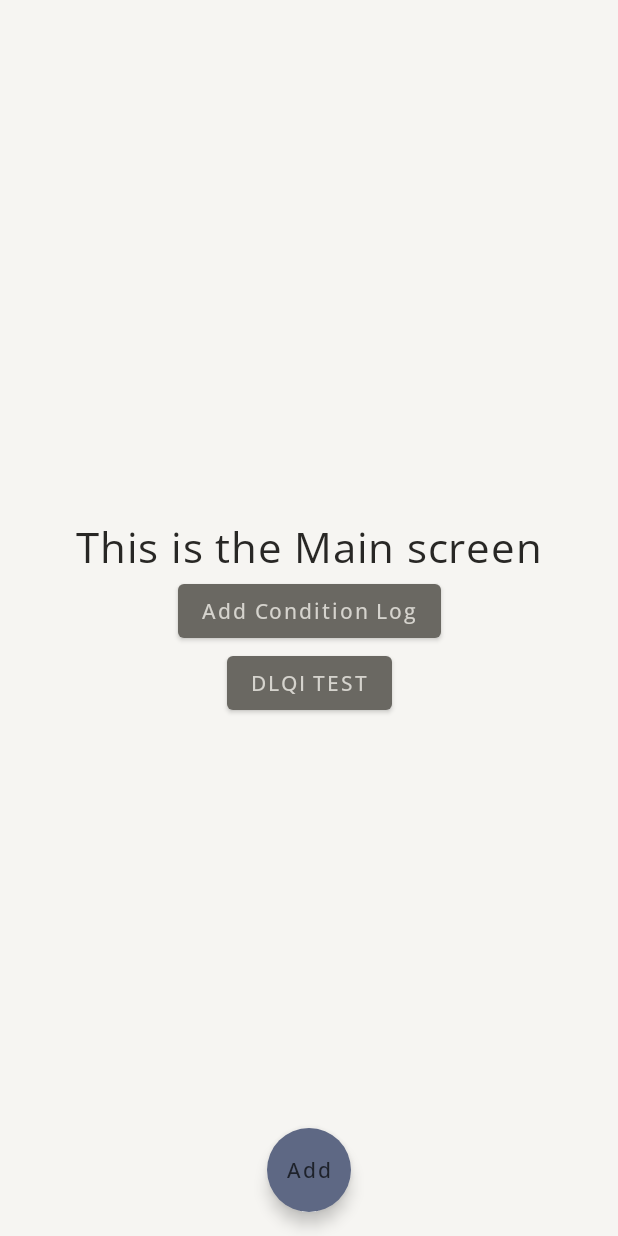
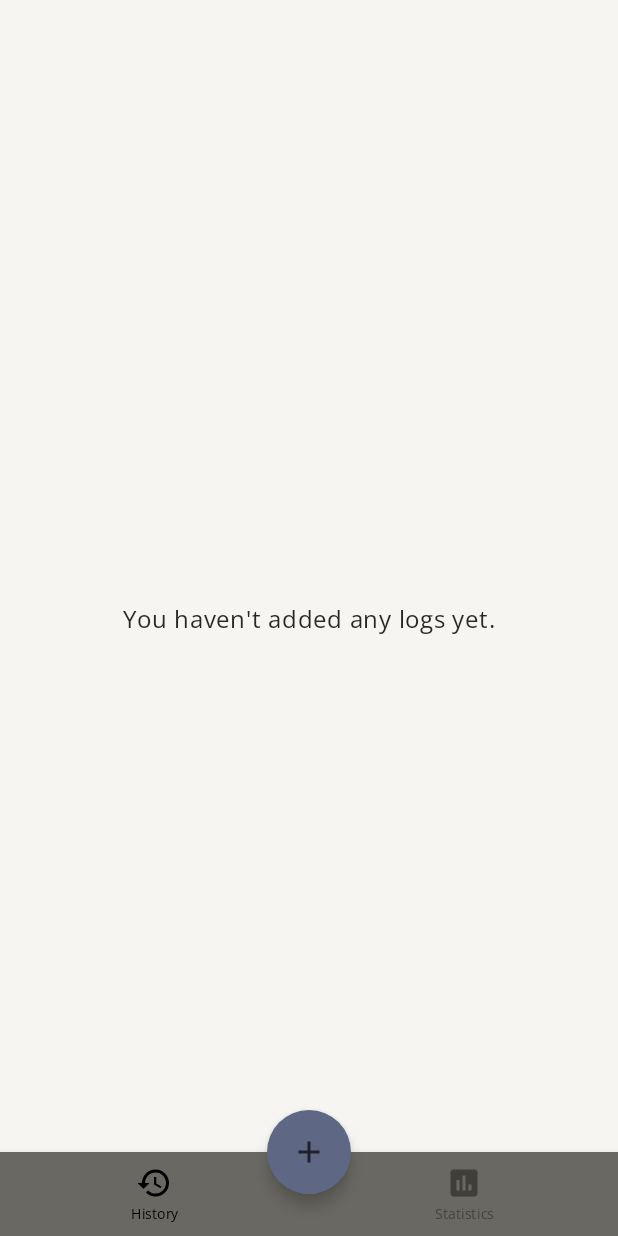
Before and after one commit to hlev97/Fixkin, an Android app built with Jetpack Compose: the MainScreen screen opened through its navigation route, on a phone screen of 412 x 824 dp. Run offline under Robolectric (Android 15) with nearby library versions, the phone set to English and light mode, and no system bars; our stand-ins replace Dagger/Hilt's generated code, Room's generated code, accompanist.

Commit message:
BottomNavigation added

```diff
--- a/app/src/main/java/hu/bme/aut/it9p0z/fixkin/MainActivity.kt
+++ b/app/src/main/java/hu/bme/aut/it9p0z/fixkin/MainActivity.kt
@@ -1,8 +1,10 @@
 package hu.bme.aut.it9p0z.fixkin
 
+import android.os.Build
 import android.os.Bundle
 import androidx.activity.ComponentActivity
 import androidx.activity.compose.setContent
+import androidx.annotation.RequiresApi
 import androidx.compose.animation.ExperimentalAnimationApi
 import androidx.compose.foundation.layout.fillMaxSize
 import androidx.compose.material.MaterialTheme
@@ -27,6 +29,7 @@ class MainActivity : ComponentActivity() {
     @Inject
     lateinit var splashViewModel: SplashViewModel
 
+    @RequiresApi(Build.VERSION_CODES.O)
     override fun onCreate(savedInstanceState: Bundle?) {
         super.onCreate(savedInstanceState)
         setContent {
--- a/app/src/main/java/hu/bme/aut/it9p0z/fixkin/di/RepositoryModule.kt
+++ b/app/src/main/java/hu/bme/aut/it9p0z/fixkin/di/RepositoryModule.kt
@@ -1,7 +1,6 @@
 package hu.bme.aut.it9p0z.fixkin.di
 
 import android.content.Context
-import androidx.datastore.core.DataStoreFactory
 import dagger.Module
 import dagger.Provides
 import dagger.hilt.InstallIn
@@ -11,7 +10,6 @@ import hu.bme.aut.it9p0z.fixkin.data.dao.ConditionLogDao
 import hu.bme.aut.it9p0z.fixkin.data.dao.LifeQualityTestResultLogDao
 import hu.bme.aut.it9p0z.fixkin.data.repository.ConditionLogRepository
 import hu.bme.aut.it9p0z.fixkin.data.repository.LifeQualityTestResultLogRepository
-import hu.bme.aut.it9p0z.fixkin.data.repository.Repository
 import hu.bme.aut.it9p0z.fixkin.presentation.data.repository.DataStoreRepository
 import javax.inject.Singleton
 
--- /dev/null
+++ b/app/src/main/java/hu/bme/aut/it9p0z/fixkin/navigation/MainScreenNavigationGraph.kt
@@ -0,0 +1,29 @@
+package hu.bme.aut.it9p0z.fixkin.navigation
+
+import android.os.Build
+import androidx.annotation.RequiresApi
+import androidx.compose.runtime.Composable
+import androidx.navigation.NavHostController
+import androidx.navigation.compose.NavHost
+import androidx.navigation.compose.composable
+import hu.bme.aut.it9p0z.fixkin.data.model.ConditionLog
+import hu.bme.aut.it9p0z.fixkin.presentation.screens.main.history.HistoryScreen
+import hu.bme.aut.it9p0z.fixkin.presentation.screens.main.history.bottom_navigation.BottomNavigationItem
+import hu.bme.aut.it9p0z.fixkin.presentation.screens.main.statistics.StatisticsScreen
+
+@RequiresApi(Build.VERSION_CODES.O)
+@Composable
+fun MainScreenNavigationGraph(
+    mainNavController: NavHostController,
+    navController: NavHostController,
+    allConditionLogs: List<ConditionLog>
+) {
+    NavHost(navController = mainNavController, startDestination = BottomNavigationItem.History.screen_route) {
+        composable(BottomNavigationItem.History.screen_route) {
+            HistoryScreen(mainNavController = mainNavController, allConditionLogs = allConditionLogs, navController = navController)
+        }
+        composable(BottomNavigationItem.Statistics.screen_route) {
+            StatisticsScreen(allConditionLogs = allConditionLogs)
+        }
+    }
+}
--- a/app/src/main/java/hu/bme/aut/it9p0z/fixkin/presentation/screens/main/MainScreen.kt
+++ b/app/src/main/java/hu/bme/aut/it9p0z/fixkin/presentation/screens/main/MainScreen.kt
@@ -3,32 +3,33 @@ package hu.bme.aut.it9p0z.fixkin.presentation.screens.main
 import android.annotation.SuppressLint
 import android.os.Build
 import androidx.annotation.RequiresApi
-import androidx.compose.foundation.background
-import androidx.compose.foundation.clickable
+import androidx.compose.foundation.*
 import androidx.compose.foundation.layout.*
 import androidx.compose.foundation.lazy.LazyColumn
-import androidx.compose.foundation.lazy.items
 import androidx.compose.foundation.shape.RoundedCornerShape
 import androidx.compose.material.*
 import androidx.compose.material.icons.Icons
-import androidx.compose.material.icons.filled.Delete
+import androidx.compose.material.icons.filled.Add
+import androidx.compose.material.icons.filled.Close
 import androidx.compose.runtime.Composable
+import androidx.compose.runtime.mutableStateOf
+import androidx.compose.runtime.remember
+import androidx.compose.runtime.rememberCoroutineScope
 import androidx.compose.ui.Alignment
 import androidx.compose.ui.Modifier
 import androidx.compose.ui.draw.clip
-import androidx.compose.ui.draw.rotate
 import androidx.compose.ui.graphics.Color
-import androidx.compose.ui.res.painterResource
-import androidx.compose.ui.tooling.preview.Preview
+import androidx.compose.ui.input.nestedscroll.nestedScroll
 import androidx.compose.ui.unit.dp
-import androidx.compose.ui.unit.sp
 import androidx.hilt.navigation.compose.hiltViewModel
 import androidx.navigation.NavHostController
-import hu.bme.aut.it9p0z.fixkin.R
-import hu.bme.aut.it9p0z.fixkin.data.model.ConditionLog
+import androidx.navigation.compose.rememberNavController
+import hu.bme.aut.it9p0z.fixkin.navigation.MainScreenNavigationGraph
 import hu.bme.aut.it9p0z.fixkin.navigation.Screen
-import java.time.format.DateTimeFormatter
+import hu.bme.aut.it9p0z.fixkin.presentation.screens.main.history.bottom_navigation.BottomNav
+import kotlinx.coroutines.launch
 
+@OptIn(ExperimentalMaterialApi::class)
 @SuppressLint("StateFlowValueCalledInComposition")
 @RequiresApi(Build.VERSION_CODES.O)
 @Composable
@@ -37,121 +38,81 @@ fun MainScreen(
     mainViewModel: MainViewModel = hiltViewModel()
 ) {
     val allConditionLogs = mainViewModel.allConditionLogs.value
+    val mainNavController = rememberNavController()
+
+    val openMenu = remember { mutableStateOf(false) }
+
+    val sheetState = rememberModalBottomSheetState(ModalBottomSheetValue.Hidden)
+    val scope = rememberCoroutineScope()
 
     Scaffold(
         modifier = Modifier.fillMaxWidth(),
         bottomBar = {
-
+            BottomNav(
+                navController = mainNavController,
+                onClick = {
+                    openMenu.value = false
+                }
+            )
         },
         floatingActionButton = {
-            FloatingActionButton(onClick = { /*TODO*/ }) {
-                Text(text = "Add")
+            FloatingActionButton(onClick = {
+                openMenu.value = !openMenu.value
+                scope.launch {
+                    if (openMenu.value) {
+                        sheetState.show()
+                    } else {
+                        sheetState.hide()
+                    }
+                }
+            }) {
+                Icon(imageVector = if (openMenu.value) Icons.Filled.Close else Icons.Filled.Add, contentDescription = "")
             }
         },
         floatingActionButtonPosition = FabPosition.Center,
-        isFloatingActionButtonDocked = true
+        isFloatingActionButtonDocked = true,
     ) {
+        ModalBottomSheetLayout(
+            sheetShape = RoundedCornerShape(15.dp),
+            sheetBackgroundColor = Color.White,
+            modifier = Modifier,
+            sheetState = sheetState,
+            sheetContent = {
                 LazyColumn(
-            modifier = Modifier.fillMaxSize(),
-            horizontalAlignment = Alignment.CenterHorizontally,
-            verticalArrangement = Arrangement.Center
+                    modifier = Modifier
+                        .padding(bottom = 80.dp)
+                        .align(Alignment.CenterHorizontally),
+                    horizontalAlignment = Alignment.CenterHorizontally
                 ) {
-            item{
-                Text(
-                    text = "This is the Main screen",
-                    fontSize = 28.sp
-                )
+                    item {
                         Button(
+                            modifier = Modifier
+                                .padding(horizontal = 15.dp)
+                                .padding(top = 15.dp),
                             onClick = { navController.navigate(Screen.AddConditionLog.screen_route) }
                         ) {
                             Text(text = "Add Condition Log")
                         }
-                Button(onClick = { navController.navigate(Screen.LifeQualityTest.screen_route) }) {
-                    Text(text = "DLQI TEST")
+                    }
+
+                    item {
+                        Button(
+                            modifier = Modifier
+                                .padding(horizontal = 15.dp)
+                                .padding(bottom = 15.dp),
+                            onClick = { navController.navigate(Screen.LifeQualityTest.screen_route) }
+                        ) {
+                            Text(text = "Fill out DLQI Survey")
                         }
                     }
-
-            items(allConditionLogs) { log ->
-                ListItem(
-                    log = log,
-                    onClick = { id ->
-                        navController.navigate(Screen.CheckConditionLog.passId(id))
                 }
+            }
+        ) {
+            MainScreenNavigationGraph(
+                mainNavController = mainNavController,
+                navController = navController,
+                allConditionLogs = allConditionLogs
             )
         }
     }
 }
-}
-
-@RequiresApi(Build.VERSION_CODES.O)
-@Composable
-fun ListItem(
-    log: ConditionLog,
-    onClick: (conditionLogId: Int) -> Unit
-) {
-    val formatter = DateTimeFormatter.ofPattern("yyyy.MM.dd HH:mm")
-    Surface(
-        modifier = Modifier
-            .fillMaxWidth(0.9f)
-            .clip(RoundedCornerShape(25.dp))
-            .clickable { onClick(log.id) },
-        elevation = 12.dp
-    ) {
-        Box(
-            modifier = Modifier
-                .fillMaxWidth()
-                .padding(25.dp)
-        ) {
-            Text(
-                modifier = Modifier
-                    .align(Alignment.CenterStart)
-                    .padding(start = 15.dp),
-                text = log.date.format(formatter)
-            )
-            Icon(
-                modifier = Modifier
-                    .align(Alignment.CenterEnd)
-                    .padding(end = 15.dp),
-                painter = painterResource(id = feelingToIcon(log.feeling)),
-                contentDescription = "feeling"
-            )
-        }
-    }
-    Box(
-        Modifier
-            .fillMaxWidth()
-            .height(15.dp))
-}
-
-@Composable
-@Preview(showBackground = true)
-fun ListItemPreview() {
-    Box(
-        modifier = Modifier
-            .fillMaxWidth()
-            .padding(25.dp)
-            .clip(RoundedCornerShape(25.dp))
-    ) {
-        Text(
-            modifier = Modifier
-                .align(Alignment.CenterStart)
-                .padding(start = 15.dp),
-            text = "2012. 08. 13"
-        )
-        Icon(
-            modifier = Modifier
-                .align(Alignment.CenterEnd)
-                .padding(end = 15.dp),
-            painter = painterResource(id = R.drawable.ic_sentiment_very_satisfied_black_24dp),
-            contentDescription = "feeling"
-        )
-    }
-}
-
-fun feelingToIcon(feeling: ConditionLog.Feeling): Int = when(feeling) {
-    ConditionLog.Feeling.feeling_1 -> R.drawable.ic_sentiment_very_dissatisfied_black_24dp
-    ConditionLog.Feeling.feeling_2 -> R.drawable.ic_sentiment_dissatisfied_black_24dp
-    ConditionLog.Feeling.feeling_3 -> R.drawable.ic_sentiment_neutral_black_24dp
-    ConditionLog.Feeling.feeling_4 -> R.drawable.ic_sentiment_satisfied_black_24dp
-    ConditionLog.Feeling.feeling_5 -> R.drawable.ic_sentiment_very_satisfied_black_24dp
-}
--- /dev/null
+++ b/app/src/main/java/hu/bme/aut/it9p0z/fixkin/presentation/screens/main/history/HistoryScreen.kt
@@ -0,0 +1,29 @@
+package hu.bme.aut.it9p0z.fixkin.presentation.screens.main.history
+
+import android.os.Build
+import androidx.annotation.RequiresApi
+import androidx.compose.runtime.Composable
+import androidx.navigation.NavHostController
+import hu.bme.aut.it9p0z.fixkin.data.model.ConditionLog
+import hu.bme.aut.it9p0z.fixkin.navigation.Screen
+import hu.bme.aut.it9p0z.fixkin.presentation.screens.main.history.content.EmptyContent
+import hu.bme.aut.it9p0z.fixkin.presentation.screens.main.history.content.ListContent
+
+@RequiresApi(Build.VERSION_CODES.O)
+@Composable
+fun HistoryScreen(
+    mainNavController: NavHostController,
+    navController: NavHostController,
+    allConditionLogs: List<ConditionLog>
+) {
+    if (allConditionLogs.isEmpty()) {
+        EmptyContent()
+    } else {
+        ListContent(
+            allConditionLogs = allConditionLogs,
+            onClick = { id ->
+                navController.navigate(Screen.CheckConditionLog.passId(id))
+            }
+        )
+    }
+}
--- /dev/null
+++ b/app/src/main/java/hu/bme/aut/it9p0z/fixkin/presentation/screens/main/history/bottom_navigation/BottomNavigation.kt
@@ -0,0 +1,52 @@
+package hu.bme.aut.it9p0z.fixkin.presentation.screens.main.history.bottom_navigation
+
+import androidx.compose.material.*
+import androidx.compose.runtime.Composable
+import androidx.compose.runtime.getValue
+import androidx.compose.ui.graphics.Color
+import androidx.compose.ui.res.painterResource
+import androidx.compose.ui.unit.sp
+import androidx.navigation.NavHostController
+import androidx.navigation.compose.currentBackStackEntryAsState
+
+@Composable
+fun BottomNav(
+    navController: NavHostController,
+    onClick: () -> Unit
+) {
+    val items = listOf(
+        BottomNavigationItem.History,
+        BottomNavigationItem.Statistics
+    )
+
+    BottomNavigation() {
+        val navBackStackEntry by navController.currentBackStackEntryAsState()
+        val currentRoute = navBackStackEntry?.destination?.route
+        items.forEach { item ->
+            BottomNavigationItem(
+                selected = currentRoute == item.screen_route,
+                label = {
+                    Text(text = item.title, fontSize = 9.sp)
+                },
+                selectedContentColor = Color.Black,
+                unselectedContentColor = Color.Black.copy(0.4f),
+                alwaysShowLabel = true,
+                onClick = {
+                    onClick()
+                    navController.navigate(item.screen_route) {
+                        navController.graph.startDestinationRoute?.let { screen_route ->
+                            popUpTo(screen_route) {
+                                saveState = true
+                            }
+                        }
+                        launchSingleTop = true
+                        restoreState = true
+                    }
+                },
+                icon = {
+                    Icon(painter = painterResource(id = item.icon), contentDescription = "")
+                }
+            )
+        }
+    }
+}
--- /dev/null
+++ b/app/src/main/java/hu/bme/aut/it9p0z/fixkin/presentation/screens/main/history/bottom_navigation/BottomNavigationItem.kt
@@ -0,0 +1,8 @@
+package hu.bme.aut.it9p0z.fixkin.presentation.screens.main.history.bottom_navigation
+
+import hu.bme.aut.it9p0z.fixkin.R
+
+sealed class BottomNavigationItem(var title:String, var icon:Int, var screen_route:String){
+    object History: BottomNavigationItem("History",R.drawable.ic_baseline_history_24,"history")
+    object Statistics: BottomNavigationItem("Statistics",R.drawable.ic_baseline_statistics_24,"statistics")
+}
--- /dev/null
+++ b/app/src/main/java/hu/bme/aut/it9p0z/fixkin/presentation/screens/main/history/content/EmptyContent.kt
@@ -0,0 +1,28 @@
+package hu.bme.aut.it9p0z.fixkin.presentation.screens.main.history.content
+
+import androidx.compose.foundation.layout.Arrangement
+import androidx.compose.foundation.layout.Column
+import androidx.compose.foundation.layout.fillMaxSize
+import androidx.compose.foundation.layout.fillMaxWidth
+import androidx.compose.material.Text
+import androidx.compose.runtime.Composable
+import androidx.compose.ui.Alignment
+import androidx.compose.ui.Modifier
+import androidx.compose.ui.tooling.preview.Preview
+
+@Composable
+fun EmptyContent() {
+    Column(
+        modifier = Modifier.fillMaxSize(),
+        horizontalAlignment = Alignment.CenterHorizontally,
+        verticalArrangement = Arrangement.Center
+    ) {
+        Text(text = "You haven't added any logs yet.")
+    }
+}
+
+@Preview(showBackground = true)
+@Composable
+fun EmptyContentPreview() {
+    EmptyContent()
+}
--- /dev/null
+++ b/app/src/main/java/hu/bme/aut/it9p0z/fixkin/presentation/screens/main/statistics/content/ConditionLogStatistics.kt
@@ -0,0 +1 @@
+package hu.bme.aut.it9p0z.fixkin.presentation.screens.main.statistics.content
--- /dev/null
+++ b/app/src/main/java/hu/bme/aut/it9p0z/fixkin/presentation/screens/main/statistics/content/EmptyContent.kt
@@ -0,0 +1 @@
+package hu.bme.aut.it9p0z.fixkin.presentation.screens.main.statistics.content
--- /dev/null
+++ b/app/src/main/java/hu/bme/aut/it9p0z/fixkin/presentation/screens/main/statistics/content/LifeQualityStatistics.kt
@@ -0,0 +1 @@
+package hu.bme.aut.it9p0z.fixkin.presentation.screens.main.statistics.content
--- /dev/null
+++ b/app/src/main/res/drawable/ic_baseline_history_24.xml
@@ -0,0 +1,9 @@
+<vector xmlns:android="http://schemas.android.com/apk/res/android"
+    android:width="24dp"
+    android:height="24dp"
+    android:viewportWidth="24"
+    android:viewportHeight="24">
+  <path
+      android:fillColor="@android:color/white"
+      android:pathData="M13,3c-4.97,0 -9,4.03 -9,9L1,12l3.89,3.89 0.07,0.14L9,12L6,12c0,-3.87 3.13,-7 7,-7s7,3.13 7,7 -3.13,7 -7,7c-1.93,0 -3.68,-0.79 -4.94,-2.06l-1.42,1.42C8.27,19.99 10.51,21 13,21c4.97,0 9,-4.03 9,-9s-4.03,-9 -9,-9zM12,8v5l4.28,2.54 0.72,-1.21 -3.5,-2.08L13.5,8L12,8z"/>
+</vector>
--- /dev/null
+++ b/app/src/main/res/drawable/ic_baseline_statistics_24.xml
@@ -0,0 +1,9 @@
+<vector xmlns:android="http://schemas.android.com/apk/res/android"
+    android:width="24dp"
+    android:height="24dp"
+    android:viewportWidth="24"
+    android:viewportHeight="24">
+  <path
+      android:fillColor="@android:color/white"
+      android:pathData="M19,3L5,3c-1.1,0 -2,0.9 -2,2v14c0,1.1 0.9,2 2,2h14c1.1,0 2,-0.9 2,-2L21,5c0,-1.1 -0.9,-2 -2,-2zM9,17L7,17v-7h2v7zM13,17h-2L11,7h2v10zM17,17h-2v-4h2v4z"/>
+</vector>
```
Also changed, not shown: app/src/main/java/hu/bme/aut/it9p0z/fixkin/presentation/screens/main/history/content/ListContent.kt (added, +36 -0 lines), app/src/main/java/hu/bme/aut/it9p0z/fixkin/presentation/screens/main/history/content/ListItem.kt (added, +96 -0 lines), app/src/main/java/hu/bme/aut/it9p0z/fixkin/presentation/screens/main/statistics/StatisticScreen.kt (added, +15 -0 lines). Lines whose indentation alone changed are shown as unchanged.
